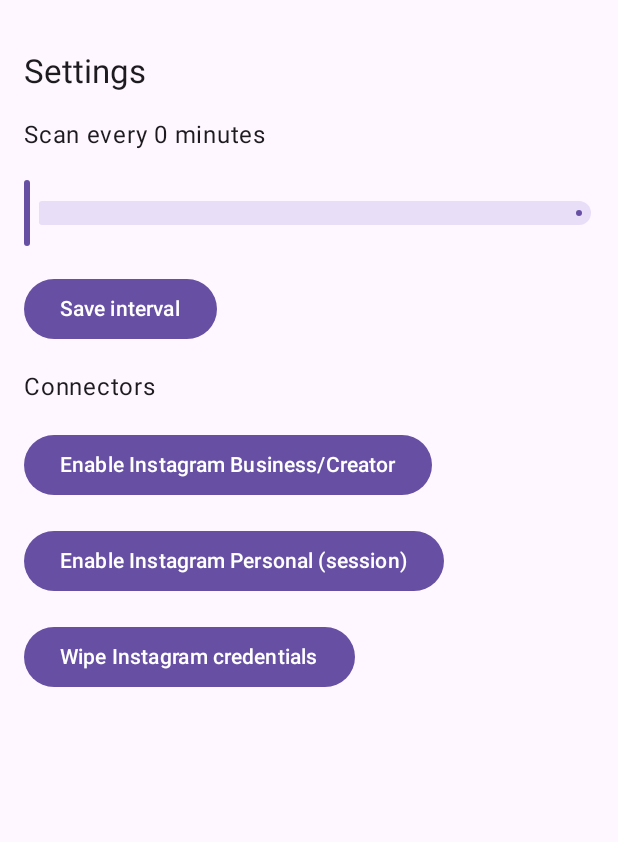
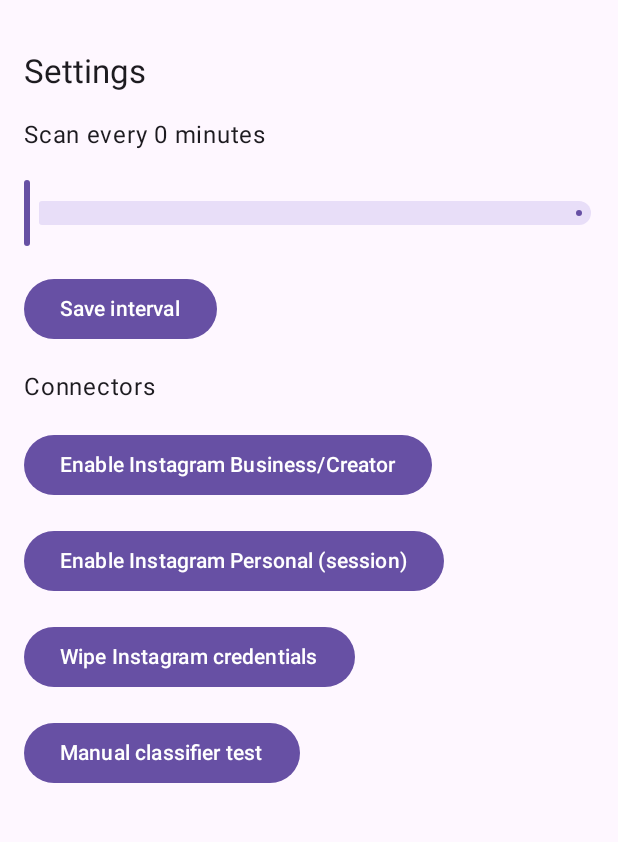
Before and after one commit to phrag/NoHate, an Android app built with Jetpack Compose: the SettingsScreen screen opened through its navigation route, on a phone screen of 412 x 824 dp, the part 153-995 px from its top. Run offline under Robolectric (Android 15) with nearby library versions, the phone set to English and light mode, and no system bars; 5 statements that could not run were skipped.

Commit message:
Implement manual test navigation in SettingsScreen: Updated SettingsScreen to include a button for manual classifier testing and modified MainActivity to navigate to ManualTestScreen. Enhanced function signature of SettingsScreen to accept a navigation callback.

```diff
--- a/app/src/main/java/com/nohate/app/MainActivity.kt
+++ b/app/src/main/java/com/nohate/app/MainActivity.kt
@@ -41,6 +41,7 @@ import androidx.compose.material3.SnackbarHost
 import androidx.compose.material3.SnackbarHostState
 import androidx.compose.runtime.rememberCoroutineScope
 import kotlinx.coroutines.launch
+import com.nohate.app.ui.ManualTestScreen
 
 class MainActivity : ComponentActivity() {
 	override fun onCreate(savedInstanceState: Bundle?) {
@@ -79,7 +80,8 @@ private fun App() {
 		NavHost(navController = nav, startDestination = startDest, modifier = Modifier.padding(padding)) {
 			composable("onboarding") { OnboardingScreen { nav.navigate("home") { popUpTo("onboarding") { inclusive = true } } } }
 			composable("home") { MainScreen(onMessage = { msg -> scope.launch { snackbarHostState.showSnackbar(msg) } }) }
-			composable("settings") { SettingsScreen() }
+			composable("settings") { SettingsScreen(onOpenManualTest = { nav.navigate("manualTest") }) }
+			composable("manualTest") { ManualTestScreen() }
 		}
 	}
 }
--- a/app/src/main/java/com/nohate/app/ui/SettingsScreen.kt
+++ b/app/src/main/java/com/nohate/app/ui/SettingsScreen.kt
@@ -19,7 +19,7 @@ import com.nohate.app.auth.SessionLoginActivity
 import com.nohate.app.data.SecureStore
 
 @Composable
-fun SettingsScreen() {
+fun SettingsScreen(onOpenManualTest: (() -> Unit)? = null) {
 	val context = LocalContext.current
 	val store = remember { SecureStore(context) }
 	val minutes = remember { mutableStateOf(store.getIntervalMinutes()) }
@@ -53,5 +53,7 @@ fun SettingsScreen() {
 		}) { Text(if (sessionEnabled.value) "Disable Instagram Personal" else "Enable Instagram Personal (session)") }
 
 		Button(onClick = { store.clearProvider("instagram") }) { Text("Wipe Instagram credentials") }
+
+		Button(onClick = { onOpenManualTest?.invoke() }) { Text("Manual classifier test") }
 	}
 }
```
Also changed, not shown: app/src/main/java/com/nohate/app/ui/ManualTestScreen.kt (added, +53 -0 lines).
